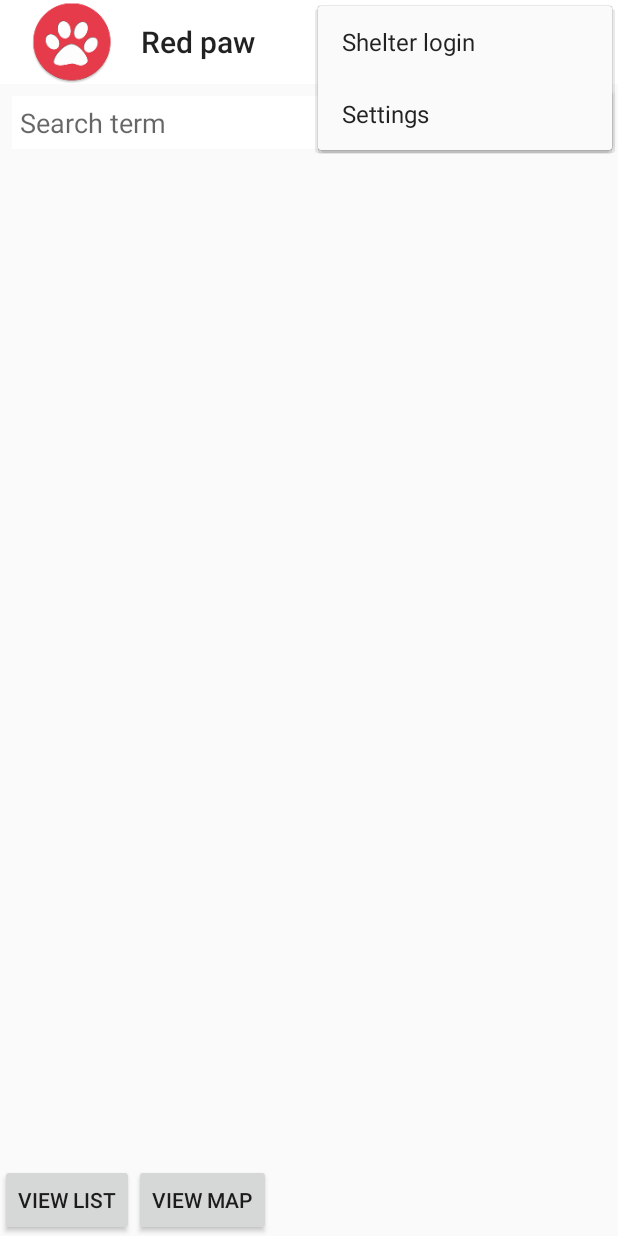
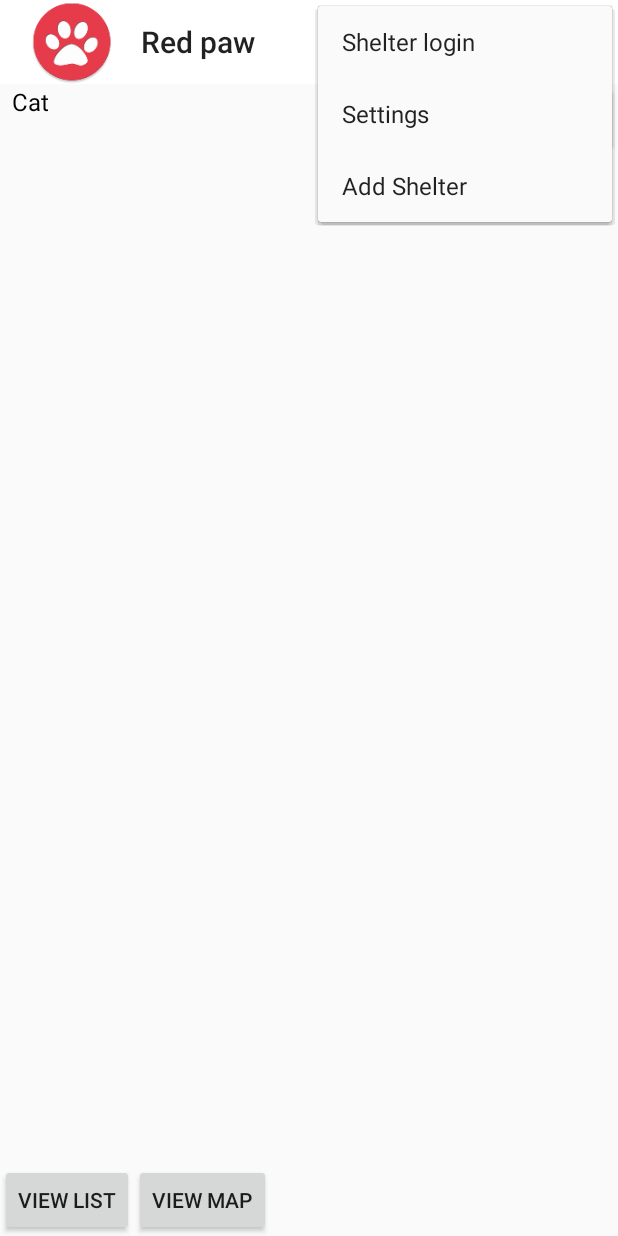
Before and after one commit to mary92/RedPaw, an Android app: the AdoptActivity screen opened directly, with no data from a screen before it, with the options menu open, on a phone screen of 412 x 824 dp. Run offline under Robolectric (Android 15) with nearby library versions, the phone set to English and light mode, and no system bars; libraries missing offline, so code that uses them is left out: com.firebase.client; 4 statements that could not run were skipped.

Commit message:
Lots of conflicts

```diff
--- a/app/src/main/java/com/marija/redpaw/AdoptActivity.java
+++ b/app/src/main/java/com/marija/redpaw/AdoptActivity.java
@@ -3,17 +3,17 @@ package com.marija.redpaw;
 import android.content.Intent;
 import android.os.Bundle;
 import android.support.v7.app.ActionBarActivity;
-import android.util.Log;
 import android.view.LayoutInflater;
 import android.view.Menu;
 import android.view.MenuItem;
 import android.view.View;
 import android.view.ViewGroup;
+import android.widget.AdapterView;
 import android.widget.BaseAdapter;
 import android.widget.ImageView;
 import android.widget.ListView;
+import android.widget.Spinner;
 import android.widget.TextView;
-
 import com.firebase.client.DataSnapshot;
 import com.firebase.client.Firebase;
 import com.firebase.client.FirebaseError;
@@ -28,11 +28,12 @@ public class AdoptActivity extends ActionBarActivity {
     private ArrayList<Pair> animalsInShelter;
     private ListView listView;
     private Firebase referenceShelters;
+    private Type animalType;
 
 
     @Override
     protected void onCreate(Bundle savedInstanceState) {
-        animalsInShelter = new ArrayList<Pair>();
+        animalsInShelter=new ArrayList<Pair>();
         super.onCreate(savedInstanceState);
         setContentView(R.layout.activity_adopt);
         // Get refernecse to shelters database
@@ -43,6 +44,12 @@ public class AdoptActivity extends ActionBarActivity {
         listView=(ListView)findViewById(R.id.adopt_listViewResults);
         MyAdapter listViewAdapter=new MyAdapter();
         listView.setAdapter(listViewAdapter);
+
+        // Add adapter, and action listener for type spinner.
+        Spinner spinner = (Spinner)findViewById(R.id.adopt_animalType);
+        spinner.setAdapter(new AnimalAdapter(this));
+        spinner.setOnItemSelectedListener(new AnimalSpinnerListener());
+
 
         // Add database event listener
         referenceShelters.addValueEventListener(new DBEventListener());
@@ -139,6 +146,7 @@ public class AdoptActivity extends ActionBarActivity {
     public class DBEventListener implements ValueEventListener {
         @Override
         public void onDataChange(DataSnapshot snapshot) {
+            animalsInShelter.clear();
             Shelter currentShelter;
             ArrayList<Shelter> tmpAnimal = new ArrayList<Shelter>((int) snapshot.getChildrenCount());
             // Go through all of the shelters.
@@ -146,7 +154,11 @@ public class AdoptActivity extends ActionBarActivity {
                 currentShelter = dataSnapshot1.getValue(Shelter.class);
                 // Go through all of the animals in this shelter.
                 for(Animal animal:currentShelter.getAnimals()){
-                    animalsInShelter.add(new Pair(animal,currentShelter));
+                    if(animalType!=null){
+                        animalsInShelter.add(new Pair(animal,currentShelter));
+                    }else if(animalType==animal.getType()){
+                        animalsInShelter.add(new Pair(animal,currentShelter));
+                    }
                 }
             }
             // Force the view to update.
@@ -159,6 +171,39 @@ public class AdoptActivity extends ActionBarActivity {
         }
     }
 
+    /*
+    Needed to keep track of each animal's shelter.
+     */
+    public class Pair{
+        public Animal animal;
+        public Shelter shelter;
+
+        public Pair(Animal animal, Shelter shelter){
+            this.animal=animal;
+            this.shelter=shelter;
+        }
+    }
+
+    public class AnimalSpinnerListener implements AdapterView.OnItemSelectedListener{
+
+        @Override
+        public void onItemSelected(AdapterView<?> parent, View view, int position, long id) {
+            if (parent.getItemAtPosition(position).equals("Dog")) {
+                animalType=Type.Dog;
+            } else if (parent.getItemAtPosition(position).equals("Cat")) {
+                animalType=Type.Cat;
+            } else {
+                animalType=Type.Other;
+            }
+            referenceShelters.addValueEventListener(new DBEventListener());
+        }
+
+        @Override
+        public void onNothingSelected(AdapterView<?> parent) {
+               animalType=null; // Show all types.
+        }
+
+    }
 
 
     /*
--- a/app/src/main/java/com/marija/redpaw/MainActivity.java
+++ b/app/src/main/java/com/marija/redpaw/MainActivity.java
@@ -12,6 +12,8 @@ import android.view.View;
 import android.widget.Button;
 import android.widget.Toolbar;
 
+import com.firebase.client.Firebase;
+
 
 public class MainActivity extends ActionBarActivity {
 
@@ -22,6 +24,7 @@ public class MainActivity extends ActionBarActivity {
         android.support.v7.widget.Toolbar actionToolbar = (android.support.v7.widget.Toolbar) findViewById(R.id.main_toolbar);
         setSupportActionBar(actionToolbar);
         actionToolbar.setLogo(R.mipmap.ic_launcher);
+        Firebase.setAndroidContext(this);
     }
 
     @Override
@@ -62,6 +65,9 @@ public class MainActivity extends ActionBarActivity {
         } else if (id == R.id.menu_shelter_login) {
             Intent i = new Intent(MainActivity.this, AnimalsActivity.class);
             startActivity(i);
+        }else if(id==R.id.menu_add_shelter){
+            Intent i = new Intent(MainActivity.this, AddShelterActivity.class);
+            startActivity(i);
         }
 
         return super.onOptionsItemSelected(item);
--- a/app/src/main/res/layout/activity_adopt.xml
+++ b/app/src/main/res/layout/activity_adopt.xml
@@ -9,17 +9,14 @@
         android:id="@+id/adopt_toolbar"
         layout="@layout/toolbar"/>
 
-    <EditText
-        android:id="@+id/adopt_fieldSearch"
+    <Spinner
+        android:id="@+id/adopt_animalType"
+        android:prompt="@string/type_prompt"
         android:layout_width="fill_parent"
         android:layout_height="wrap_content"
         android:layout_below="@id/adopt_toolbar"
-        android:layout_toLeftOf="@+id/adopt_btnSearch"
-        android:background="#ffffff"
-        android:layout_margin="8dp"
-        android:padding="5dp"
-        android:hint="Search term"
-        android:text=""/>
+        android:layout_toLeftOf="@+id/adopt_btnSearch">
+    </Spinner>
 
     <Button
         android:id="@+id/adopt_btnSearch"
@@ -34,7 +31,7 @@
         android:layout_width="fill_parent"
         android:layout_height="match_parent"
         android:layout_marginTop="8dp"
-        android:layout_below="@id/adopt_fieldSearch"
+        android:layout_below="@id/adopt_animalType"
         android:layout_above="@+id/adopt_btnList">
     </ListView>
 
--- a/app/src/main/res/menu/menu_main.xml
+++ b/app/src/main/res/menu/menu_main.xml
@@ -9,7 +9,12 @@
     android:title="@string/shelter_login" />
 
     <item android:id="@+id/menu_settings"
-        android:title="@string/action_settings"
+        android:title="Settings"
+        android:orderInCategory="100"
+        app:showAsAction="never" />
+
+    <item android:id="@+id/menu_add_shelter"
+        android:title="Add Shelter"
         android:orderInCategory="100"
         app:showAsAction="never" />
 </menu>
--- a/app/src/main/res/values/strings.xml
+++ b/app/src/main/res/values/strings.xml
@@ -12,6 +12,7 @@
     <color name="darker_red">#ba3939</color>
     <color name="gray">#F0F0F0</color>
     <string name="title_activity_adopt_map">AdoptMapActivity</string>
+    <string name="title_activity_add_shelter">AddShelterActivity</string>
 
 
 </resources>
```
Also changed, not shown: app/src/main/java/com/marija/redpaw/AddShelterActivity.java (added, +70 -0 lines), app/src/main/res/layout/activity_add_shelter.xml (added, +53 -0 lines), app/src/main/res/menu/menu_add_shelter.xml (added, +7 -0 lines).
